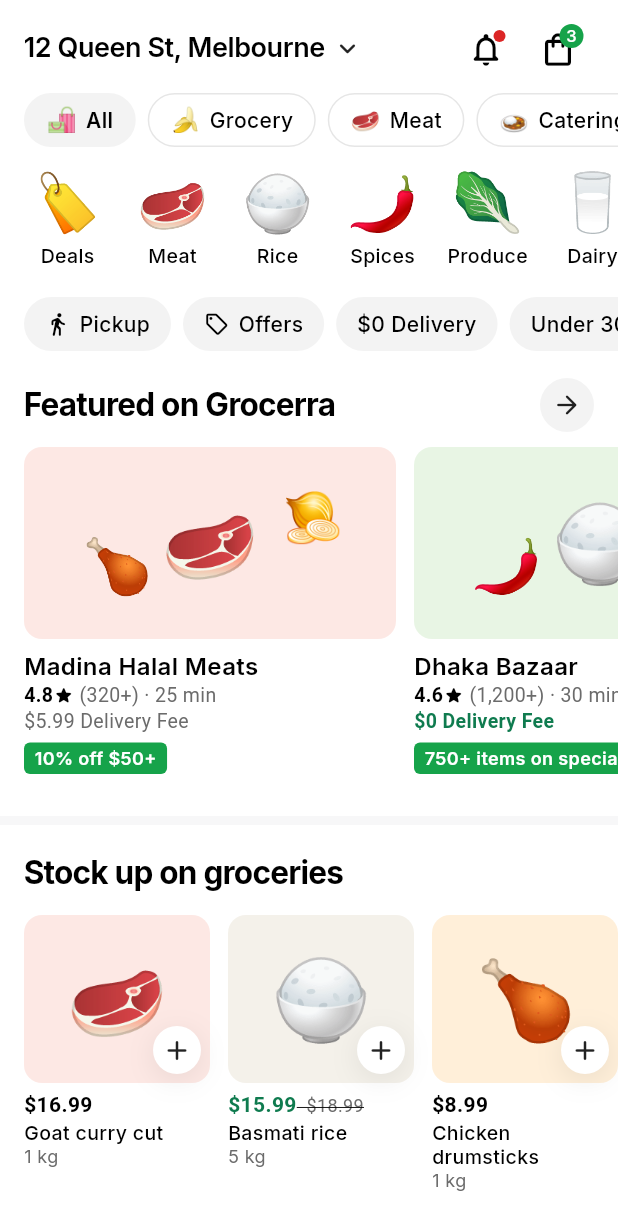
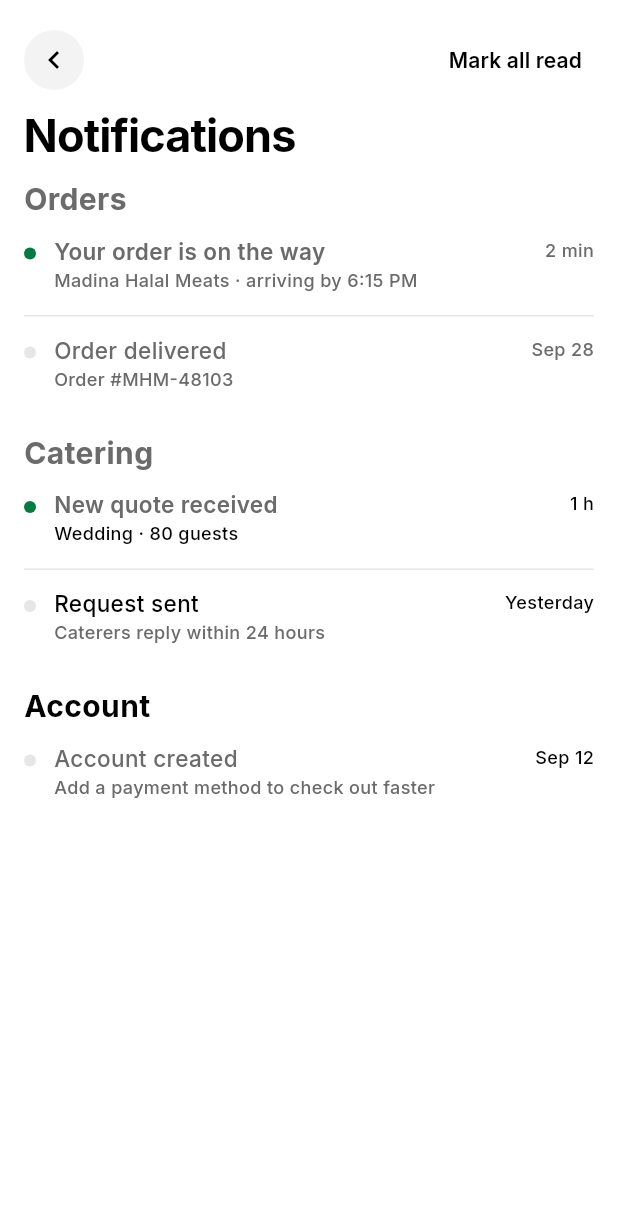
Before and after one commit to deburgermaster-afk/grocerra-a3b6b642, a Flutter app: the HomeScreen screen opened directly, after a tap on the "notifications none" icon, on a phone screen of 412 x 824 dp. Shown: the top 1230 px of the screen. Run offline on Flutter 3.47's test engine with Material 3 defaults, Android fonts, the phone set to English and light mode, and no system bars; our stand-ins replace flutter_svg, geolocator, shared_preferences, supabase_flutter, web; missing offline and left inert: dart:js_interop, dart:ui_web; accounts and stored records are empty; project files that could hold a hidden picture were left out.

Commit message:
Add notifications screen (C23.01) and Figma secondary button style
- New NotificationScreen ported frame-for-frame from Figma C23.01:
  circular back button + "Mark all read" header, grouped Orders/Catering/
  Account rows with unread dots and the per-row ink/grey colours copied
  from the design; tapping a row or "Mark all read" clears its dot.
- Registered /notifications and wired it to the Home bell (was an empty
  onPressed).
- Secondary buttons now follow the Figma `Button · Back to home` spec:
  AppColors.outline (#cfcfcf) and AppColors.success (#047a43) tokens, a
  new outlinedButtonTheme (r28, ink 16/600 label), a shared
  SecondaryButton widget (56 tall pill), the catering "Back to home"
  swapped onto it, and the near-invisible #e4e4e7 button outlines in
  catering replaced with the outline token.

```diff
--- a/apps/mobile/lib/core/theme/app_theme.dart
+++ b/apps/mobile/lib/core/theme/app_theme.dart
@@ -22,8 +22,17 @@
   /// Input fills, segmented-control track and nav indicators (`#f3f3f3`).
   static const Color surfaceAlt = Color(0xFFF3F3F3);
 
-  /// Hairline strokes - button outlines and dividers (`#e6e6e6`).
+  /// Hairline strokes - dividers (`#e6e6e6`).
   static const Color hairline = Color(0xFFE6E6E6);
+
+  /// Secondary button outline (`#cfcfcf` - Figma `Button · Back to home`
+  /// and the `Secondary actions` pills).
+  static const Color outline = Color(0xFFCFCFCF);
+
+  /// Semantic green for unread / success markers (`#047a43` - the C23.01
+  /// unread dot).
+  static const Color success = Color(0xFF047A43);
+
   static const Color danger = Color(0xFFDC2626);
 }
 
@@ -69,6 +78,24 @@
           backgroundColor: AppColors.ink,
           foregroundColor: AppColors.surface,
           minimumSize: const Size.fromHeight(56),
+          shape: RoundedRectangleBorder(
+            borderRadius: BorderRadius.circular(28),
+          ),
+          textStyle: const TextStyle(
+            fontSize: 16,
+            fontWeight: FontWeight.w600,
+          ),
+        ),
+      ),
+      // Secondary buttons (`Button · Back to home`, C13.01): transparent fill,
+      // 1px `#cfcfcf` outline, r28, ink 16/600 label. `minimumSize` stays off
+      // the theme so compact outlined variants (grid actions, chips) keep
+      // their own heights - full-width secondaries use `SecondaryButton`.
+      outlinedButtonTheme: OutlinedButtonThemeData(
+        style: OutlinedButton.styleFrom(
+          foregroundColor: AppColors.ink,
+          side: const BorderSide(color: AppColors.outline),
+          padding: const EdgeInsets.symmetric(horizontal: 24),
           shape: RoundedRectangleBorder(
             borderRadius: BorderRadius.circular(28),
           ),
--- /dev/null
+++ b/apps/mobile/lib/core/widgets/secondary_button.dart
@@ -0,0 +1,39 @@
+import 'package:flutter/material.dart';
+
+import '../theme/app_theme.dart';
+
+/// The full-width secondary pill from the Figma flow (`Button · Back to
+/// home`, C13.01 Actions): 56 tall, radius 28, 1px `#cfcfcf` outline,
+/// transparent fill and an ink 16/600 label. Meant to sit under a
+/// `FilledButton` primary.
+///
+/// Plain `OutlinedButton`s inherit the same outline through
+/// `AppTheme.outlinedButtonTheme`; this widget adds the pinned 56px height.
+class SecondaryButton extends StatelessWidget {
+  const SecondaryButton({
+    super.key,
+    required this.onPressed,
+    required this.label,
+  });
+
+  final VoidCallback? onPressed;
+  final String label;
+
+  @override
+  Widget build(BuildContext context) {
+    return OutlinedButton(
+      onPressed: onPressed,
+      style: OutlinedButton.styleFrom(
+        foregroundColor: AppColors.ink,
+        minimumSize: const Size.fromHeight(56),
+        side: const BorderSide(color: AppColors.outline),
+        padding: const EdgeInsets.symmetric(horizontal: 24),
+        shape: RoundedRectangleBorder(
+          borderRadius: BorderRadius.circular(AppRadius.button),
+        ),
+        textStyle: const TextStyle(fontSize: 16, fontWeight: FontWeight.w600),
+      ),
+      child: Text(label),
+    );
+  }
+}
--- a/apps/mobile/lib/features/account/presentation/account_routes.dart
+++ b/apps/mobile/lib/features/account/presentation/account_routes.dart
@@ -1,6 +1,7 @@
 import 'package:flutter/material.dart';
 
 import '../../orders/presentation/orders_screen.dart';
+import 'notification_screen.dart';
 
 /// Routes for Figma section **F - Account & support** (`F1`-`F10`).
 ///
@@ -10,5 +11,8 @@
   // `F1` Orders - placeholder until the order list lands. Pushed from the
   // Carts screen's "Orders" pill and later from the Profile tab.
   '/orders': (BuildContext context) => const OrdersScreen(),
+  // `C23.01` Notifications - pushed from the Home bell (and Profile).
+  NotificationScreen.routeName: (BuildContext context) =>
+      const NotificationScreen(),
   // '/profile/favourites': (BuildContext context) => const FavouritesScreen(),
 };
--- /dev/null
+++ b/apps/mobile/lib/features/account/presentation/notification_screen.dart
@@ -0,0 +1,346 @@
+import 'package:flutter/material.dart';
+
+import '../../../core/theme/app_theme.dart';
+import '../../../core/widgets/app_insets.dart';
+import '../../../core/widgets/round_icon_button.dart';
+
+/// `C23.01 · Notifications` — the grouped notification feed (Orders /
+/// Catering / Account) entered from the Home bell.
+///
+/// Ported frame-for-frame from the Figma flow (390×844): a 40px circular
+/// back button with a right-aligned "Mark all read" action, the 30px title
+/// beneath it, then the grouped rows. Row colouring follows the design
+/// exactly — unread rows carry a green dot and a semibold title, and the
+/// per-row ink/grey mixes (e.g. Catering's ink timestamps) are intentional
+/// copies of the frame.
+class NotificationScreen extends StatefulWidget {
+  const NotificationScreen({super.key});
+
+  static const String routeName = '/notifications';
+
+  @override
+  State<NotificationScreen> createState() => _NotificationScreenState();
+}
+
+class _NotificationScreenState extends State<NotificationScreen> {
+  /// Groups exactly as laid out in `C23.01`: label, then its rows with a
+  /// hairline divider between them (none after the last row).
+  final List<_NotifGroup> _groups = <_NotifGroup>[
+    _NotifGroup(
+      label: 'Orders',
+      entries: <_Notif>[
+        _Notif(
+          title: 'Your order is on the way',
+          subtitle: 'Madina Halal Meats · arriving by 6:15 PM',
+          time: '2 min',
+          unread: true,
+        ),
+        _Notif(title: 'Order delivered', subtitle: 'Order #MHM-48103', time: 'Sep 28'),
+      ],
+    ),
+    _NotifGroup(
+      label: 'Catering',
+      entries: <_Notif>[
+        _Notif(
+          title: 'New quote received',
+          subtitle: 'Wedding · 80 guests',
+          time: '1 h',
+          unread: true,
+          subtitleInk: true,
+          timeInk: true,
+        ),
+        _Notif(
+          title: 'Request sent',
+          subtitle: 'Caterers reply within 24 hours',
+          time: 'Yesterday',
+          titleInk: true,
+          timeInk: true,
+        ),
+      ],
+    ),
+    _NotifGroup(
+      label: 'Account',
+      labelInk: true,
+      entries: <_Notif>[
+        _Notif(
+          title: 'Account created',
+          subtitle: 'Add a payment method to check out faster',
+          time: 'Sep 12',
+          timeInk: true,
+        ),
+      ],
+    ),
+  ];
+
+  void _markAllRead() {
+    setState(() {
+      for (final _NotifGroup group in _groups) {
+        for (final _Notif entry in group.entries) {
+          entry.unread = false;
+        }
+      }
+    });
+  }
+
+  void _open(_Notif entry) {
+    if (!entry.unread) return;
+    setState(() => entry.unread = false);
+  }
+
+  @override
+  Widget build(BuildContext context) {
+    final double topInset = AppInsets.statusBar(context);
+
+    return Scaffold(
+      backgroundColor: AppColors.surface,
+      body: Padding(
+        padding: EdgeInsets.only(top: topInset),
+        child: Column(
+          crossAxisAlignment: CrossAxisAlignment.start,
+          children: <Widget>[
+            // Header: back + "Mark all read" row, title underneath.
+            Padding(
+              padding: const EdgeInsets.fromLTRB(16, 8, 16, 8),
+              child: Column(
+                crossAxisAlignment: CrossAxisAlignment.start,
+                children: <Widget>[
+                  Row(
+                    children: <Widget>[
+                      RoundIconButton(
+                        tooltip: 'Back',
+                        icon: Icons.chevron_left,
+                        onTap: () => Navigator.of(context).maybePop(),
+                      ),
+                      const Spacer(),
+                      _MarkAllRead(onTap: _markAllRead),
+                    ],
+                  ),
+                  const SizedBox(height: 12),
+                  const Text(
+                    'Notifications',
+                    style: TextStyle(
+                      fontSize: 30,
+                      height: 36 / 30,
+                      fontWeight: FontWeight.w700,
+                      letterSpacing: -0.6,
+                      color: AppColors.ink,
+                    ),
+                  ),
+                ],
+              ),
+            ),
+            // Content starts 5px under the header, on the 16px gutters.
+            Expanded(
+              child: Padding(
+                padding: const EdgeInsets.fromLTRB(16, 5, 16, 0),
+                child: SingleChildScrollView(
+                  padding: const EdgeInsets.only(bottom: 24),
+                  child: Column(
+                    crossAxisAlignment: CrossAxisAlignment.start,
+                    children: <Widget>[
+                      for (int i = 0; i < _groups.length; i++) ...<Widget>[
+                        if (i > 0) const SizedBox(height: 18),
+                        _GroupView(
+                          group: _groups[i],
+                          onOpen: _open,
+                        ),
+                      ],
+                    ],
+                  ),
+                ),
+              ),
+            ),
+          ],
+        ),
+      ),
+    );
+  }
+}
+
+/// One section — "Orders" / "Catering" / "Account" — with its rows.
+class _GroupView extends StatelessWidget {
+  const _GroupView({required this.group, required this.onOpen});
+
+  final _NotifGroup group;
+  final ValueChanged<_Notif> onOpen;
+
+  @override
+  Widget build(BuildContext context) {
+    return Column(
+      crossAxisAlignment: CrossAxisAlignment.start,
+      children: <Widget>[
+        Text(
+          group.label,
+          style: TextStyle(
+            fontSize: 20,
+            height: 24 / 20,
+            fontWeight: FontWeight.w700,
+            color: group.labelInk ? AppColors.ink : AppColors.inkMuted,
+          ),
+        ),
+        for (int i = 0; i < group.entries.length; i++) ...<Widget>[
+          const SizedBox(height: 2),
+          if (i > 0) ...<Widget>[
+            const SizedBox(height: 2),
+            const _Divider(),
+            const SizedBox(height: 2),
+          ],
+          _NotifRow(entry: group.entries[i], onTap: () => onOpen(group.entries[i])),
+        ],
+      ],
+    );
+  }
+}
+
+class _NotifRow extends StatelessWidget {
+  const _NotifRow({required this.entry, required this.onTap});
+
+  final _Notif entry;
+  final VoidCallback onTap;
+
+  @override
+  Widget build(BuildContext context) {
+    final _Notif n = entry;
+    return InkWell(
+      onTap: onTap,
+      child: Padding(
+        padding: const EdgeInsets.symmetric(vertical: 12),
+        child: Row(
+          crossAxisAlignment: CrossAxisAlignment.start,
+          children: <Widget>[
+            // Unread dot sits 6px below the text top, per the frame.
+            Padding(
+              padding: const EdgeInsets.only(top: 6),
+              child: Container(
+                width: 8,
+                height: 8,
+                decoration: BoxDecoration(
+                  color: n.unread ? AppColors.success : AppColors.hairline,
+                  borderRadius: BorderRadius.circular(4),
+                ),
+              ),
+            ),
+            const SizedBox(width: 12),
+            Expanded(
+              child: Column(
+                crossAxisAlignment: CrossAxisAlignment.start,
+                children: <Widget>[
+                  Text(
+                    n.title,
+                    maxLines: 1,
+                    overflow: TextOverflow.ellipsis,
+                    style: TextStyle(
+                      fontSize: 15,
+                      height: 18 / 15,
+                      fontWeight: n.unread ? FontWeight.w600 : FontWeight.w500,
+                      color: n.titleInk ? AppColors.ink : AppColors.inkMuted,
+                    ),
+                  ),
+                  const SizedBox(height: 2),
+                  Text(
+                    n.subtitle,
+                    maxLines: 1,
+                    overflow: TextOverflow.ellipsis,
+                    style: TextStyle(
+                      fontSize: 12,
+                      height: 15 / 12,
+                      fontWeight: FontWeight.w500,
+                      color: n.subtitleInk ? AppColors.ink : AppColors.inkMuted,
+                    ),
+                  ),
+                ],
+              ),
+            ),
+            const SizedBox(width: 12),
+            Text(
+              n.time,
+              style: TextStyle(
+                fontSize: 12,
+                height: 15 / 12,
+                fontWeight: FontWeight.w500,
+                color: n.timeInk ? AppColors.ink : AppColors.inkMuted,
+              ),
+            ),
+          ],
+        ),
+      ),
+    );
+  }
+}
+
+/// The right-aligned header action (`C23.01`: 14/600 ink).
+class _MarkAllRead extends StatelessWidget {
+  const _MarkAllRead({required this.onTap});
+
+  final VoidCallback onTap;
+
+  @override
+  Widget build(BuildContext context) {
+    return TextButton(
+      onPressed: onTap,
+      style: TextButton.styleFrom(
+        padding: const EdgeInsets.symmetric(horizontal: 8, vertical: 6),
+        minimumSize: Size.zero,
+        tapTargetSize: MaterialTapTargetSize.shrinkWrap,
+        foregroundColor: AppColors.ink,
+      ),
+      child: const Text(
+        'Mark all read',
+        style: TextStyle(
+          fontSize: 14,
+          height: 17 / 14,
+          fontWeight: FontWeight.w600,
+          color: AppColors.ink,
+        ),
+      ),
+    );
+  }
+}
+
+class _Divider extends StatelessWidget {
+  const _Divider();
+
+  @override
+  Widget build(BuildContext context) =>
+      Container(width: double.infinity, height: 1, color: AppColors.hairline);
+}
+
+class _NotifGroup {
+  _NotifGroup({
+    required this.label,
+    required this.entries,
+    this.labelInk = false,
+  });
+
+  final String label;
+  final List<_Notif> entries;
+
+  /// The frame renders the Account label in ink while the other two are
+  /// muted — copied as-is.
+  final bool labelInk;
+}
+
+class _Notif {
+  _Notif({
+    required this.title,
+    required this.subtitle,
+    required this.time,
+    this.unread = false,
+    this.titleInk = false,
+    this.subtitleInk = false,
+    this.timeInk = false,
+  });
+
+  final String title;
+  final String subtitle;
+  final String time;
+
+  /// Cleared by tapping the row or "Mark all read".
+  bool unread;
+
+  /// Per-row colour overrides copied from the frame (Catering/Account mix
+  /// ink and muted rows).
+  final bool titleInk;
+  final bool subtitleInk;
+  final bool timeInk;
+}
--- a/apps/mobile/lib/features/catering/presentation/catering_confirmation_screen.dart
+++ b/apps/mobile/lib/features/catering/presentation/catering_confirmation_screen.dart
@@ -1,6 +1,7 @@
 import 'package:flutter/material.dart';
 
 import '../../../core/theme/app_theme.dart';
+import '../../../core/widgets/secondary_button.dart';
 import 'catering_request_details_screen.dart';
 
 /// Figma `C4 · Quote request sent` (390×844)
@@ -112,27 +113,18 @@
                 },
                 style: FilledButton.styleFrom(
                   backgroundColor: AppColors.ink,
-                  minimumSize: const Size(double.infinity, 52),
-                  shape: RoundedRectangleBorder(borderRadius: BorderRadius.circular(26)),
+                  minimumSize: const Size(double.infinity, 56),
+                  shape: RoundedRectangleBorder(borderRadius: BorderRadius.circular(28)),
                 ),
                 child: const Text(
                   'View request',
-                  style: TextStyle(fontWeight: FontWeight.w700, fontSize: 16),
+                  style: TextStyle(fontWeight: FontWeight.w600, fontSize: 16),
                 ),
               ),
               const SizedBox(height: 12),
-              OutlinedButton(
+              SecondaryButton(
                 onPressed: () => Navigator.of(context).popUntil((Route<dynamic> r) => r.isFirst),
-                style: OutlinedButton.styleFrom(
-                  foregroundColor: AppColors.ink,
-                  minimumSize: const Size(double.infinity, 52),
-                  side: const BorderSide(color: Color(0xFFE4E4E7)),
-                  shape: RoundedRectangleBorder(borderRadius: BorderRadius.circular(26)),
-                ),
-                child: const Text(
-                  'Back to home',
-                  style: TextStyle(fontWeight: FontWeight.w700, fontSize: 16),
-                ),
+                label: 'Back to home',
               ),
             ],
           ),
--- a/apps/mobile/lib/features/catering/presentation/catering_quote_review_screen.dart
+++ b/apps/mobile/lib/features/catering/presentation/catering_quote_review_screen.dart
@@ -165,7 +165,7 @@
                           style: OutlinedButton.styleFrom(
                             foregroundColor: AppColors.ink,
                             padding: const EdgeInsets.symmetric(vertical: 14),
-                            side: const BorderSide(color: Color(0xFFE4E4E7)),
+                            side: const BorderSide(color: AppColors.outline),
                             shape: RoundedRectangleBorder(borderRadius: BorderRadius.circular(20)),
                           ),
                           child: const Text(
--- a/apps/mobile/lib/features/catering/presentation/catering_request_details_screen.dart
+++ b/apps/mobile/lib/features/catering/presentation/catering_request_details_screen.dart
@@ -287,7 +287,7 @@
                           style: OutlinedButton.styleFrom(
                             foregroundColor: AppColors.ink,
                             padding: const EdgeInsets.symmetric(vertical: 14),
-                            side: const BorderSide(color: Color(0xFFE4E4E7)),
+                            side: const BorderSide(color: AppColors.outline),
                             shape: RoundedRectangleBorder(borderRadius: BorderRadius.circular(16)),
                           ),
                           child: const Text('Contact caterer', style: TextStyle(fontWeight: FontWeight.w700, fontSize: 13)),
@@ -304,7 +304,7 @@
                           style: OutlinedButton.styleFrom(
                             foregroundColor: AppColors.ink,
                             padding: const EdgeInsets.symmetric(vertical: 14),
-                            side: const BorderSide(color: Color(0xFFE4E4E7)),
+                            side: const BorderSide(color: AppColors.outline),
                             shape: RoundedRectangleBorder(borderRadius: BorderRadius.circular(16)),
                           ),
                           child: const Text('View quote', style: TextStyle(fontWeight: FontWeight.w700, fontSize: 13)),
@@ -325,7 +325,7 @@
                           style: OutlinedButton.styleFrom(
                             foregroundColor: AppColors.ink,
                             padding: const EdgeInsets.symmetric(vertical: 14),
-                            side: const BorderSide(color: Color(0xFFE4E4E7)),
+                            side: const BorderSide(color: AppColors.outline),
                             shape: RoundedRectangleBorder(borderRadius: BorderRadius.circular(16)),
                           ),
                           child: const Text('Request changes', style: TextStyle(fontWeight: FontWeight.w700, fontSize: 13)),
@@ -340,7 +340,7 @@
                           style: OutlinedButton.styleFrom(
                             foregroundColor: AppColors.ink,
                             padding: const EdgeInsets.symmetric(vertical: 14),
-                            side: const BorderSide(color: Color(0xFFE4E4E7)),
+                            side: const BorderSide(color: AppColors.outline),
                             shape: RoundedRectangleBorder(borderRadius: BorderRadius.circular(16)),
                           ),
                           child: const Text('Report an issue', style: TextStyle(fontWeight: FontWeight.w700, fontSize: 13)),
--- a/apps/mobile/lib/features/home/presentation/home_screen.dart
+++ b/apps/mobile/lib/features/home/presentation/home_screen.dart
@@ -178,7 +178,8 @@
             ),
             IconButton(
               tooltip: 'Notifications',
-              onPressed: () {},
+              onPressed: () =>
+                  Navigator.of(context).pushNamed('/notifications'),
               icon: const Badge(
                 smallSize: 8,
                 child: Icon(Icons.notifications_none_rounded, size: 26),
```
